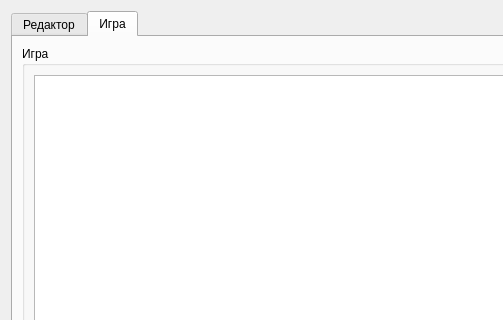
Above: apps/Europe/res/Europe.ui from Ingener74/Jupiter before the change; both pictures show x 0 to 503 and y 0 to 320 of the 1307 by 861 pixel window. Below: the same form after it.
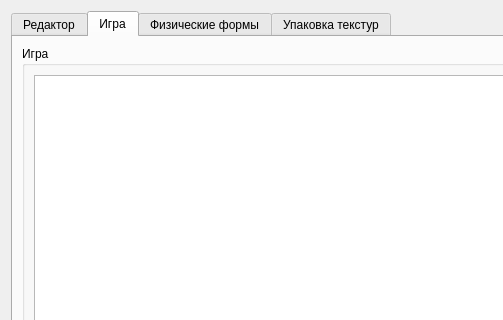
That is the form after the change. The open tabs and pages were chosen to show the change. Icons and pictures are not drawn.

Commit message: Поправил окно Европы

What changed in the file:
```diff
--- a/apps/Europe/res/Europe.ui
+++ b/apps/Europe/res/Europe.ui
@@ -138,6 +138,19 @@
        </item>
       </layout>
      </widget>
+     <widget class="QWidget" name="tab">
+      <property name="accessibleName">
+       <string/>
+      </property>
+      <attribute name="title">
+       <string>Физические формы</string>
+      </attribute>
+     </widget>
+     <widget class="QWidget" name="tab_2">
+      <attribute name="title">
+       <string>Упаковка текстур</string>
+      </attribute>
+     </widget>
     </widget>
    </item>
   </layout>
```
Left out of the diff: 2 changed lines with no effect on the pictures. The commit also changes 1 other file.
